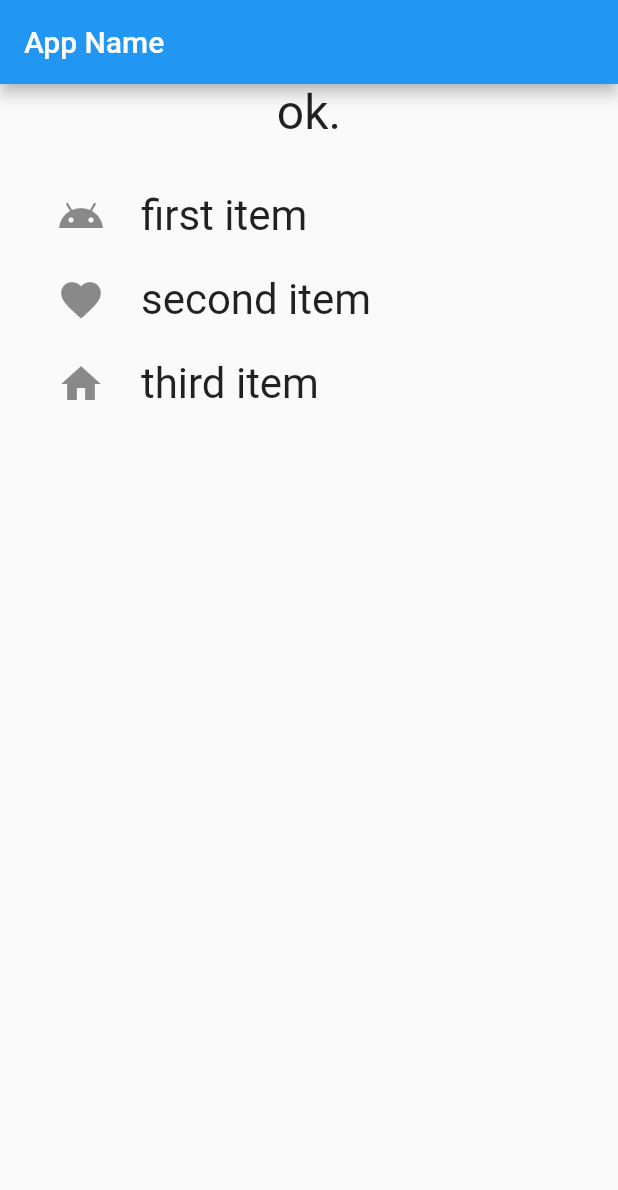
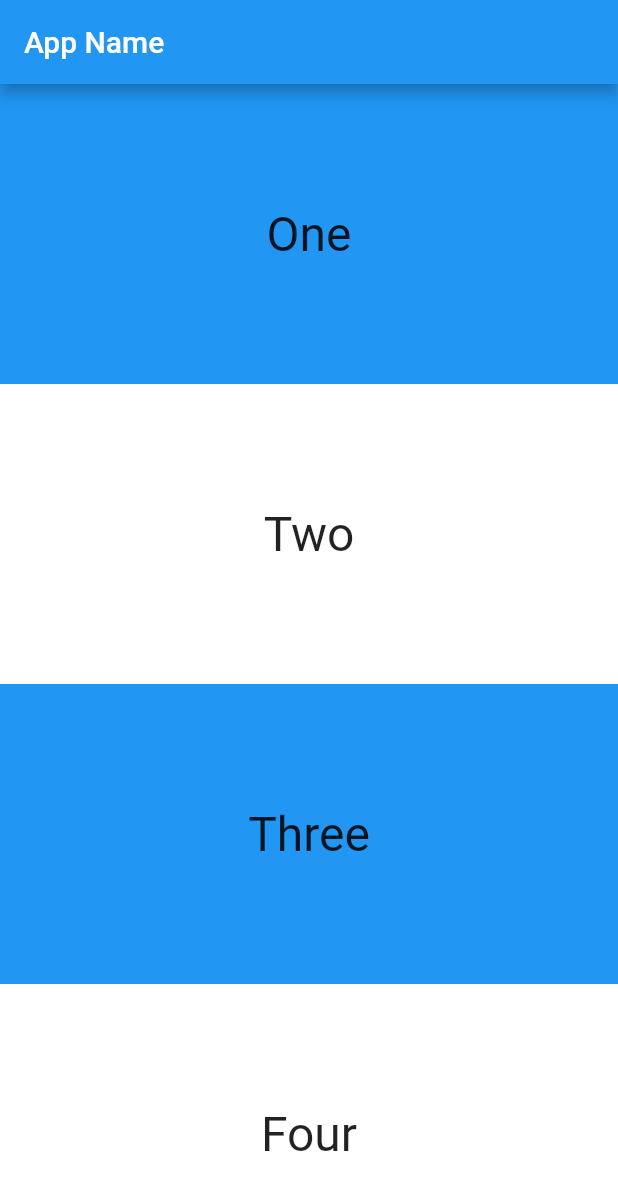
Before and after one commit to uni51/flutter_tsuyano_app_01, a Flutter app: the screen it shows after launch, on a phone screen of 412 x 824 dp. Shown: the top 1190 px of the screen. Run offline on Flutter 3.47's test engine with Material 2 defaults, Android fonts, the phone set to English and light mode, and no system bars.

Commit message:
4-1-5 SingleChildScrollView

```diff
--- a/lib/main.dart
+++ b/lib/main.dart
@@ -27,8 +27,6 @@ class MyHomePage extends StatefulWidget {
 }
 
 class _MyHomePageState extends State<MyHomePage> {
-  static var _message = 'ok.';
-  static var _index = 0;
 
   @override
   Widget build(BuildContext context) {
@@ -36,62 +34,55 @@ class _MyHomePageState extends State<MyHomePage> {
       appBar: AppBar(
         title: const Text('App Name'),
       ),
-      body: Column(
-        children: <Widget>[
-          Text(
-            _message,
-            style: const TextStyle(
-              fontSize: 32.0
+      body: SingleChildScrollView(
+        child: Column(
+          mainAxisSize: MainAxisSize.min,
+          mainAxisAlignment: MainAxisAlignment.spaceAround,
+          children: <Widget>[
+            Container(
+              color: Colors.blue,
+              height: 200.0,
+              child: const Center(
+                child: Text('One',
+                    style: const TextStyle(fontSize: 32.0)),
+              ),
             ),
-          ),
-          ListView(
-            shrinkWrap: true,
-            padding: const EdgeInsets.all(22.0),
-
-            children: <Widget>[
-              ListTile(
-                leading: const Icon(Icons.android, size:32),
-                title: const Text('first item',
-                    style: TextStyle(fontSize: 28)),
-                selected: _index == 1,
-                onTap: () {
-                  _index = 1;
-                  tapTile();
-                },
+            Container(
+              color:Colors.white,
+              height: 200.0,
+              child: const Center(
+                child: Text('Two',
+                    style: const TextStyle(fontSize: 32.0)),
               ),
-
-              ListTile(
-                leading: const Icon(Icons.favorite, size:32),
-                title: const Text('second item',
-                    style: TextStyle(fontSize: 28)),
-                selected: _index == 2,
-                onTap: () {
-                  _index = 2;
-                  tapTile();
-                },
+            ),
+            Container(
+              color: Colors.blue,
+              height: 200.0,
+              child: const Center(
+                child: Text('Three',
+                    style: const TextStyle(fontSize: 32.0)),
               ),
-
-              ListTile(
-                leading: const Icon(Icons.home, size:32),
-                title: const Text('third item',
-                    style: TextStyle(fontSize: 28)),
-                selected: _index == 3,
-                onTap: () {
-                  _index = 3;
-                  tapTile();
-                },
+            ),
+            Container(
+              color:Colors.white,
+              height: 200.0,
+              child: const Center(
+                child: Text('Four',
+                    style: const TextStyle(fontSize: 32.0)),
               ),
-            ]
-          )
-        ],
-      )
+            ),
+            Container(
+              color: Colors.blue,
+              height: 200.0,
+              child: const Center(
+                child: Text('Five',
+                    style: const TextStyle(fontSize: 32.0)),
+              ),
+            ),
+          ],
+        ),
+      ),
     );
   }
 
-  void tapTile() {
-    setState(() {
-      _message = 'you tapped: No, $_index.';
-    });
-
-  }
 }
```
